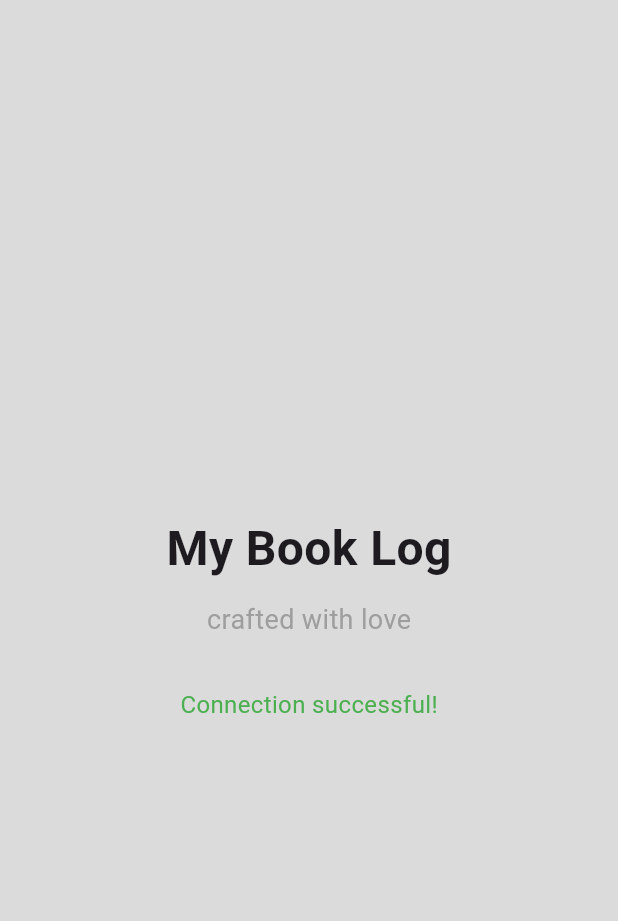
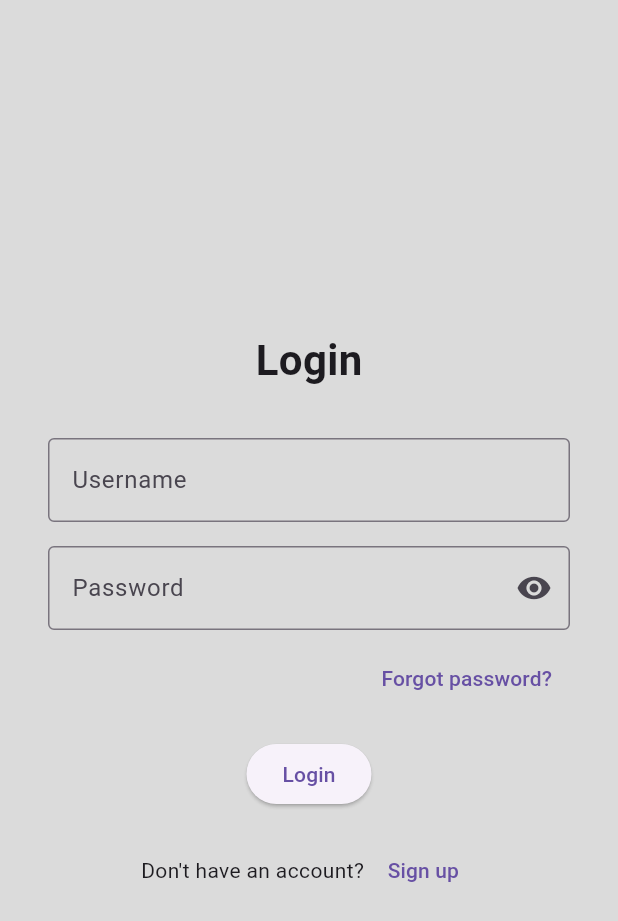
Before and after one commit to charlemagne86/MyBookLog, a Flutter app: the screen it shows after launch, on a phone screen of 412 x 824 dp. Shown: the top 921 px of the screen. Run offline on Flutter 3.47's test engine with Material 3 defaults, Android fonts, the phone set to English and light mode, and no system bars; our stand-ins replace supabase_flutter; accounts and stored records are empty.

Commit message:
Created a login page
Co-authored-by: Copilot <copilot@github.com>

```diff
--- a/mybooklog/lib/main.dart
+++ b/mybooklog/lib/main.dart
@@ -1,7 +1,4 @@
-
-// Import Flutter material design package for UI components
 import 'package:flutter/material.dart';
-// Import Supabase Flutter package for backend/database connectivity
 import 'package:supabase_flutter/supabase_flutter.dart';
 
 
@@ -46,16 +43,18 @@ class SplashScreen extends StatefulWidget {
 
 // State for SplashScreen, manages connection status
 class _SplashScreenState extends State<SplashScreen> {
-  // Message to display connection status
-  String? _statusMessage;
-  // Whether the app is currently checking the connection
-  bool _checking = true;
+  // Whether to show the splash screen or the login UI
+  bool _showSplash = true;
 
   @override
   void initState() {
     super.initState();
-    // Start connection check when splash screen is shown
-    _checkConnection();
+    // Show splash screen for 2 seconds, then show login UI
+    Future.delayed(const Duration(seconds: 2), () {
+      setState(() {
+        _showSplash = false;
+      });
+    });
   }
 
 
@@ -63,68 +62,139 @@ class _SplashScreenState extends State<SplashScreen> {
 
 
   // Attempts to connect to Supabase and updates the UI with the result
-  Future<void> _checkConnection() async {
-    setState(() {
-      _checking = true;
-      _statusMessage = null;
-    });
-    try {
-      // Try to select one row from the 'books' table
-      final response = await Supabase.instance.client
-          .from('books')
-          .select()
-          .limit(1);
-      setState(() {
-        _statusMessage = 'Connection successful!';
-        _checking = false;
-      });
-    } catch (e, stack) {
-      // If an error occurs, show failure message
-      setState(() {
-        _statusMessage = 'Connection failed.';
-        _checking = false;
-      });
-    }
-  }
+  // Future<void> _checkConnection() async {
+  //   setState(() {
+  //     _checking = true;
+  //     _statusMessage = null;
+  //   });
+  //   try {
+  //     // Try to select one row from the 'books' table
+  //     final response = await Supabase.instance.client
+  //         .from('users')
+  //         .select()
+  //         .limit(1);
+  //     setState(() {
+  //       _statusMessage = 'Connection successful!';
+  //       _checking = false;
+  //     });
+  //   } catch (e, stack) {
+  //     // If an error occurs, show failure message
+  //     setState(() {
+  //       _statusMessage = 'Connection failed.';
+  //       _checking = false;
+  //     });
+  //   }
+  // }
 
-  // Builds the splash screen UI
+  // Builds the splash screen or login UI
   @override
   Widget build(BuildContext context) {
     return Scaffold(
       backgroundColor: const Color.fromARGB(207, 211, 211, 211),
       body: Center(
+        child: _showSplash
+            ? Column(
+                mainAxisAlignment: MainAxisAlignment.center,
+                children: const [
+                  Text(
+                    'My Book Log',
+                    style: TextStyle(fontSize: 32, fontWeight: FontWeight.bold),
+                  ),
+                  SizedBox(height: 12),
+                  Text(
+                    'crafted with love',
+                    style: TextStyle(fontSize: 18, color: Colors.grey),
+                  ),
+                  SizedBox(height: 32),
+                  CircularProgressIndicator(),
+                ],
+              )
+            : const LoginScreen(),
+      ),
+    );
+  }
+}
+
+// Login screen UI with username, password, sign up, and forgot password
+class LoginScreen extends StatefulWidget {
+  const LoginScreen({Key? key}) : super(key: key);
+
+  @override
+  State<LoginScreen> createState() => _LoginScreenState();
+}
+
+class _LoginScreenState extends State<LoginScreen> {
+  final TextEditingController _usernameController = TextEditingController();
+  final TextEditingController _passwordController = TextEditingController();
+  bool _obscurePassword = true;
+
+  @override
+  Widget build(BuildContext context) {
+    return Padding(
+      padding: const EdgeInsets.symmetric(horizontal: 32.0),
+      child: SingleChildScrollView(
         child: Column(
           mainAxisAlignment: MainAxisAlignment.center,
           children: [
-            // App title
             const Text(
-              'My Book Log',
-              style: TextStyle(fontSize: 32, fontWeight: FontWeight.bold),
-            ),
-            const SizedBox(height: 12),
-            // Subtitle
-            const Text(
-              'crafted with love',
-              style: TextStyle(fontSize: 18, color: Colors.grey),
+              'Login',
+              style: TextStyle(fontSize: 28, fontWeight: FontWeight.bold),
             ),
             const SizedBox(height: 32),
-            // Show loading indicator while checking
-            if (_checking)
-              const CircularProgressIndicator()
-            // Show status message if available
-            else if (_statusMessage != null)
-              Text(
-                _statusMessage!,
-                style: TextStyle(
-                  color: _statusMessage == 'Connection successful!'
-                      ? Colors.green
-                      : Colors.red,
-                  fontSize: 16,
+            TextField(
+              controller: _usernameController,
+              decoration: const InputDecoration(
+                labelText: 'Username',
+                border: OutlineInputBorder(),
+              ),
+            ),
+            const SizedBox(height: 16),
+            TextField(
+              controller: _passwordController,
+              obscureText: _obscurePassword,
+              decoration: InputDecoration(
+                labelText: 'Password',
+                border: const OutlineInputBorder(),
+                suffixIcon: IconButton(
+                  icon: Icon(Icons.visibility),
+                  onPressed: null, // Will be replaced below
                 ),
               ),
+            ),
+            const SizedBox(height: 8),
+            Align(
+              alignment: Alignment.centerRight,
+              child: TextButton(
+                onPressed: () {
+                  // TODO: Implement forgot password logic
+                },
+                child: const Text('Forgot password?'),
+              ),
+            ),
+            const SizedBox(height: 16),
+            ElevatedButton(
+              onPressed: () {
+                // TODO: Implement login logic
+              },
+              child: const Text('Login'),
+            ),
+            const SizedBox(height: 16),
+            Row(
+              mainAxisAlignment: MainAxisAlignment.center,
+              children: [
+                const Text("Don't have an account? "),
+                TextButton(
+                  onPressed: () {
+                    // TODO: Implement sign up logic
+                  },
+                  child: const Text('Sign up'),
+                ),
+              ],
+            ),
           ],
         ),
       ),
     );
   }
 }
+// ...existing code...
```
